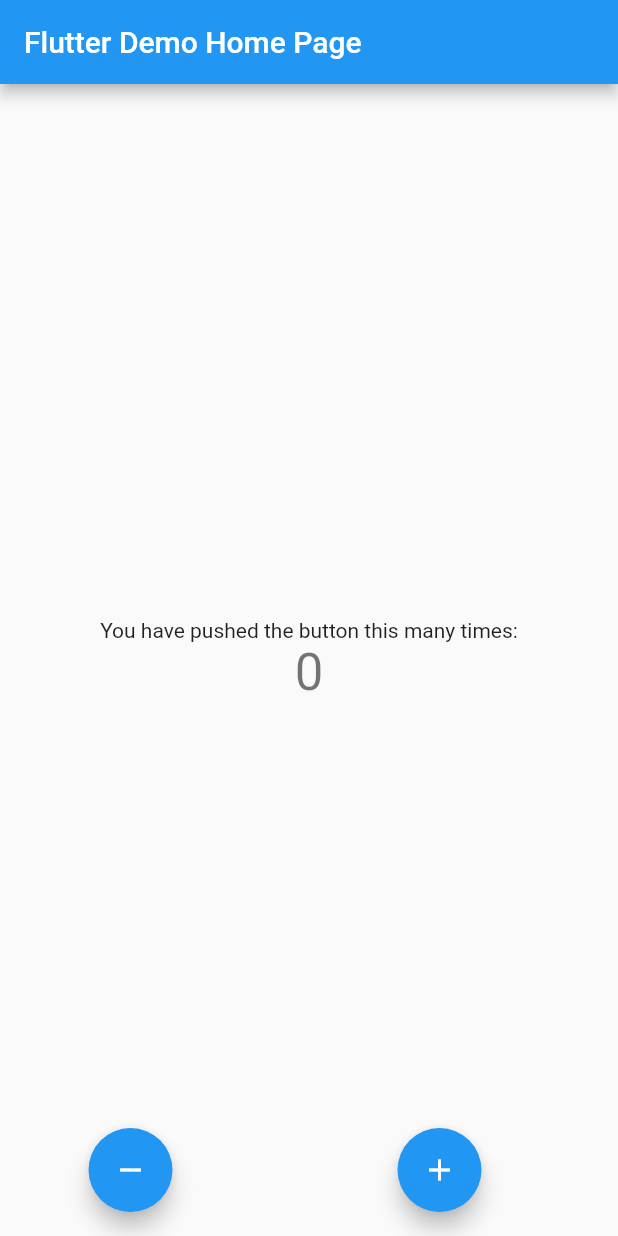
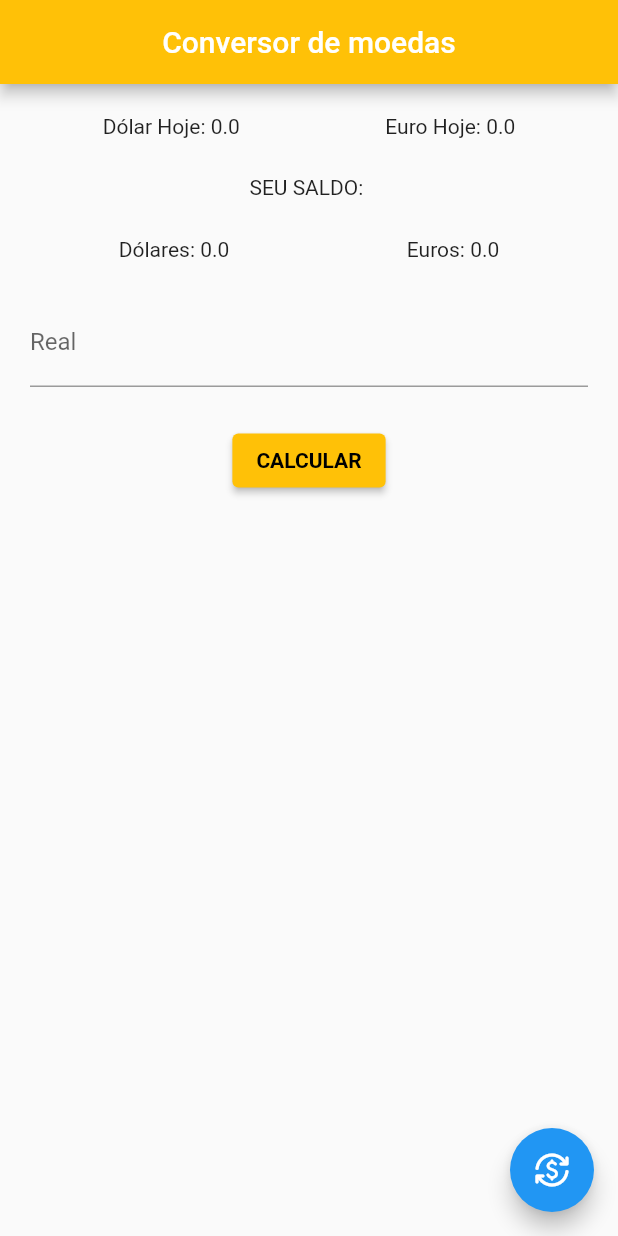
Before and after one commit to rodriguesJeff/curso_flutter_ifpe, a Flutter app: the screen it shows after launch, on a phone screen of 412 x 824 dp. Run offline on Flutter 3.47's test engine with Material 2 defaults, Android fonts, the phone set to English and light mode, and no system bars.

Commit message:
Projeto quase pronto

```diff
--- a/lib/main.dart
+++ b/lib/main.dart
@@ -1,3 +1,4 @@
+import 'package:curso_flutter_ifpe/src/pages/home_page.dart';
 import 'package:flutter/material.dart';
 
 void main() {
@@ -14,70 +15,7 @@
       theme: ThemeData(
         primarySwatch: Colors.blue,
       ),
-      home: const MyHomePage(title: 'Flutter Demo Home Page'),
+      home: const HomePage(),
     );
   }
 }
-
-class MyHomePage extends StatefulWidget {
-  const MyHomePage({Key? key, required this.title}) : super(key: key);
-
-  final String title;
-
-  @override
-  State<MyHomePage> createState() => _MyHomePageState();
-}
-
-class _MyHomePageState extends State<MyHomePage> {
-  int _counter = 0;
-
-  void _incrementCounter() {
-    setState(() {
-      _counter++;
-    });
-  }
-
-  void _decrementCounter() {
-    setState(() {
-      _counter--;
-    });
-  }
-
-  @override
-  Widget build(BuildContext context) {
-    return Scaffold(
-      appBar: AppBar(
-        title: Text(widget.title),
-      ),
-      body: Center(
-        child: Column(
-          mainAxisAlignment: MainAxisAlignment.center,
-          children: <Widget>[
-            const Text(
-              'You have pushed the button this many times:',
-            ),
-            Text(
-              '$_counter',
-              style: Theme.of(context).textTheme.headline4,
-            ),
-          ],
-        ),
-      ),
-      floatingActionButton: Row(
-        mainAxisAlignment: MainAxisAlignment.spaceAround,
-        children: [
-          FloatingActionButton(
-            onPressed: _decrementCounter,
-            tooltip: 'Increment',
-            child: const Icon(Icons.remove),
-          ),
-          FloatingActionButton(
-            onPressed: _incrementCounter,
-            tooltip: 'Increment',
-            child: const Icon(Icons.add),
-          ),
-        ],
-      ),
-    );
-  }
-}
--- /dev/null
+++ b/lib/src/pages/home_page.dart
@@ -0,0 +1,139 @@
+import 'package:flutter/material.dart';
+
+class HomePage extends StatefulWidget {
+  const HomePage({Key? key}) : super(key: key);
+
+  @override
+  State<HomePage> createState() => _HomePageState();
+}
+
+class _HomePageState extends State<HomePage> {
+  TextEditingController dollarController = TextEditingController();
+  TextEditingController euroController = TextEditingController();
+  TextEditingController realController = TextEditingController();
+  double dollarCotacao = 0.0;
+  double euroCotacao = 0.0;
+  double real = 0.0;
+  double dollarTotal = 0.0;
+  double euroTotal = 0.0;
+
+  @override
+  Widget build(BuildContext context) {
+    return Scaffold(
+      appBar: AppBar(
+        backgroundColor: Colors.amber,
+        title: const Text('Conversor de moedas'),
+        centerTitle: true,
+      ),
+      floatingActionButton: FloatingActionButton(
+        onPressed: () {
+          showDialog(
+            context: context,
+            builder: (c) {
+              return AlertDialog(
+                title: const Center(
+                  child: Text(
+                    'Adicionar cotação',
+                  ),
+                ),
+                content: SingleChildScrollView(
+                  child: Column(
+                    children: [
+                      TextField(
+                        controller: dollarController,
+                        decoration: const InputDecoration(
+                          label: Text('Dollar'),
+                        ),
+                      ),
+                      TextField(
+                        controller: euroController,
+                        decoration: const InputDecoration(
+                          label: Text('Euro'),
+                        ),
+                      ),
+                      const SizedBox(height: 25.0),
+                      ElevatedButton(
+                        onPressed: () {
+                          setState(() {
+                            dollarCotacao =
+                                double.tryParse(dollarController.text)!;
+                            euroCotacao = double.tryParse(euroController.text)!;
+                          });
+                          Navigator.pop(context);
+                        },
+                        child: const Text('ADICIONAR'),
+                      ),
+                    ],
+                  ),
+                ),
+              );
+            },
+          );
+        },
+        child: const Icon(
+          Icons.currency_exchange_rounded,
+        ),
+      ),
+      body: Padding(
+        padding: const EdgeInsets.all(20.0),
+        child: Center(
+          child: Column(
+            children: [
+              Row(
+                mainAxisAlignment: MainAxisAlignment.spaceAround,
+                children: [
+                  Text('Dólar Hoje: ${dollarCotacao.toStringAsPrecision(2)}'),
+                  Text('Euro Hoje: ${euroCotacao.toStringAsPrecision(2)}'),
+                ],
+              ),
+              const SizedBox(height: 25.0),
+              const Text('SEU SALDO: '),
+              const SizedBox(height: 25.0),
+              Row(
+                mainAxisAlignment: MainAxisAlignment.spaceAround,
+                children: [
+                  Text('Dólares: ${dollarTotal.toStringAsPrecision(2)}'),
+                  Text('Euros: ${euroTotal.toStringAsPrecision(2)}'),
+                ],
+              ),
+              const SizedBox(height: 25.0),
+              TextField(
+                controller: realController,
+                onChanged: (value) {
+                  setState(() {
+                    if (realController.text.isNotEmpty) {
+                      dollarTotal =
+                          double.tryParse(realController.text)! * dollarCotacao;
+                      euroTotal =
+                          double.tryParse(euroController.text)! * euroCotacao;
+                    }
+                  });
+                },
+                decoration: const InputDecoration(
+                  label: Text('Real'),
+                  prefix: Text('R\$ '),
+                ),
+              ),
+              const SizedBox(height: 25.0),
+              ElevatedButton(
+                onPressed: () {},
+                style: const ButtonStyle().copyWith(
+                  backgroundColor: MaterialStateProperty.all(
+                    Colors.amber,
+                  ),
+                ),
+                child: const Text(
+                  'CALCULAR',
+                  style: TextStyle(
+                    color: Colors.black,
+                    fontWeight: FontWeight.bold,
+                  ),
+                ),
+              ),
+            ],
+          ),
+        ),
+      ),
+    );
+  }
+}
```
